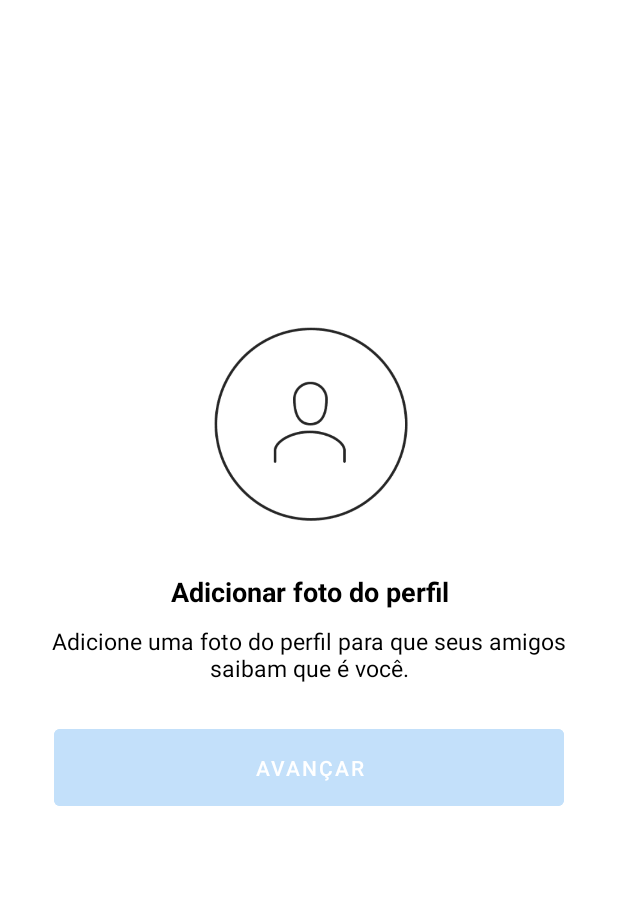
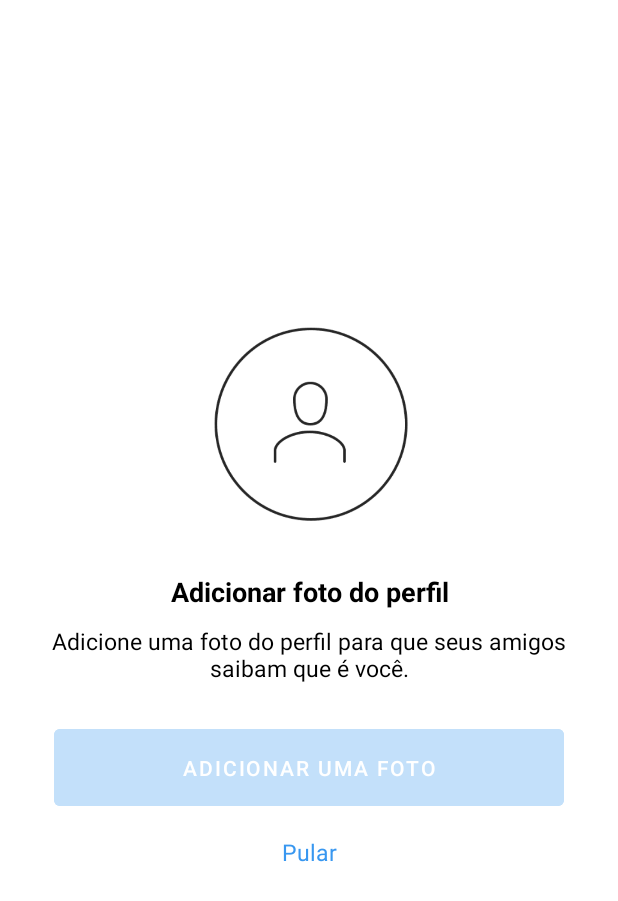
Before and after one commit to luc-ads/InstaApp, an Android app: the RegisterAddPhotosFragment screen opened directly, with no data from a screen before it, on a phone screen of 412 x 824 dp. Shown: the top 901 px of the screen. Run offline under Robolectric (Android 15) with nearby library versions, the phone set to English and light mode, and no system bars.

Commit message:
Subindo modal de galeria fotos etc

```diff
--- a/app/src/main/AndroidManifest.xml
+++ b/app/src/main/AndroidManifest.xml
@@ -2,7 +2,12 @@
 <manifest xmlns:android="http://schemas.android.com/apk/res/android"
     xmlns:tools="http://schemas.android.com/tools">
 
+    <uses-feature
+        android:name="android.hardware.camera"
+        android:required="false" />
+
     <uses-permission android:name="android.permission.INTERNET" />
+    <uses-permission android:name="android.permission.CAMERA"/>
 
     <application
         android:allowBackup="true"
--- /dev/null
+++ b/app/src/main/java/com/example/instaapp/commom/CustomDialog.kt
@@ -0,0 +1,49 @@
+package com.example.instaapp.commom
+
+import android.app.Dialog
+import android.content.Context
+import android.media.MediaCodec.LinearBlock
+import android.os.Bundle
+import android.view.View
+import android.widget.LinearLayout
+import android.widget.TextView
+import com.example.instaapp.R
+
+class CustomDialog(contex: Context): Dialog(contex) {
+
+    private lateinit var dialogLinearLayoout: LinearLayout
+    private lateinit var txtButtons: Array<TextView>
+
+    override fun onCreate(savedInstanceState: Bundle?) {
+        super.onCreate(savedInstanceState)
+        setContentView(R.layout.dialog_custom)
+
+        dialogLinearLayoout = findViewById(R.id.dialog_container)
+    }
+
+    fun addButton(vararg texts: Int, listener: View.OnClickListener) {
+        txtButtons = Array(texts.size) {
+            TextView(context)
+        }
+
+        texts.forEachIndexed { index, txtId ->
+            txtButtons[index].id = txtId
+            txtButtons[index].setText(txtId)
+            txtButtons[index].setOnClickListener {
+                listener.onClick(it)
+                dismiss()
+            }
+        }
+    }
+
+    override fun show() {
+        super.show()
+        for (textView in txtButtons) {
+            val layoutParams = LinearLayout.LayoutParams(LinearLayout.LayoutParams.MATCH_PARENT, LinearLayout.LayoutParams.WRAP_CONTENT)
+            layoutParams.setMargins(30, 50,30, 50)
+
+
+            dialogLinearLayoout.addView(textView, layoutParams)
+        }
+    }
+}
--- a/app/src/main/java/com/example/instaapp/register/RegisterAddPhotosFragment.kt
+++ b/app/src/main/java/com/example/instaapp/register/RegisterAddPhotosFragment.kt
@@ -1,11 +1,14 @@
 package com.example.instaapp.register
 
+import android.content.Intent
 import android.os.Bundle
 import android.view.LayoutInflater
 import android.view.View
 import android.view.ViewGroup
 import androidx.fragment.app.Fragment
 import com.example.instaapp.R
+import com.example.instaapp.commom.CustomDialog
+
 
 class RegisterAddPhotosFragment: Fragment() {
 
@@ -16,4 +19,23 @@ class RegisterAddPhotosFragment: Fragment() {
     ): View? {
         return inflater.inflate(R.layout.fragment_register_add_photos, container, false)
     }
+
+    override fun onViewCreated(view: View, savedInstanceState: Bundle?) {
+        super.onViewCreated(view, savedInstanceState)
+
+        val customDialog = CustomDialog(requireContext())
+        customDialog.addButton(R.string.photo, R.string.gallery, R.string.app_name) {
+            when (it.id) {
+                R.string.photo -> {
+                    val intent = Intent("android.media.action.IMAGE_CAPTURE")
+                    startActivity(intent)
+                }
+                R.string.gallery -> {
+
+                }
+            }
+        }
+        customDialog.show()
+
+    }
 }
--- a/app/src/main/res/layout/fragment_register_add_photos.xml
+++ b/app/src/main/res/layout/fragment_register_add_photos.xml
@@ -48,10 +48,23 @@
         android:id="@+id/btn_next_step"
         android:layout_width="match_parent"
         android:layout_height="wrap_content"
-        app:text="@string/next"
+        app:text="@string/add_photo"
         android:layout_marginTop="24dp"
         android:enabled="false"
         app:layout_constraintStart_toStartOf="parent"
         app:layout_constraintTop_toBottomOf="@id/txt_subtitle_add_photo"/>
 
+    <TextView
+        android:id="@+id/link_jump"
+        android:layout_width="0dp"
+        android:layout_height="wrap_content"
+        android:layout_marginTop="14dp"
+        style="@style/Base.Theme.InstaApp.SubTitle"
+        android:text="@string/jump"
+        android:gravity="center_horizontal"
+        android:textColor="@color/blue_enabled"
+        app:layout_constraintTop_toBottomOf="@id/btn_next_step"
+        app:layout_constraintStart_toStartOf="parent"
+        app:layout_constraintEnd_toEndOf="parent"/>
+
 </androidx.constraintlayout.widget.ConstraintLayout>
```
Also changed, not shown: app/src/main/res/layout/dialog_custom.xml (added, +23 -0 lines).
